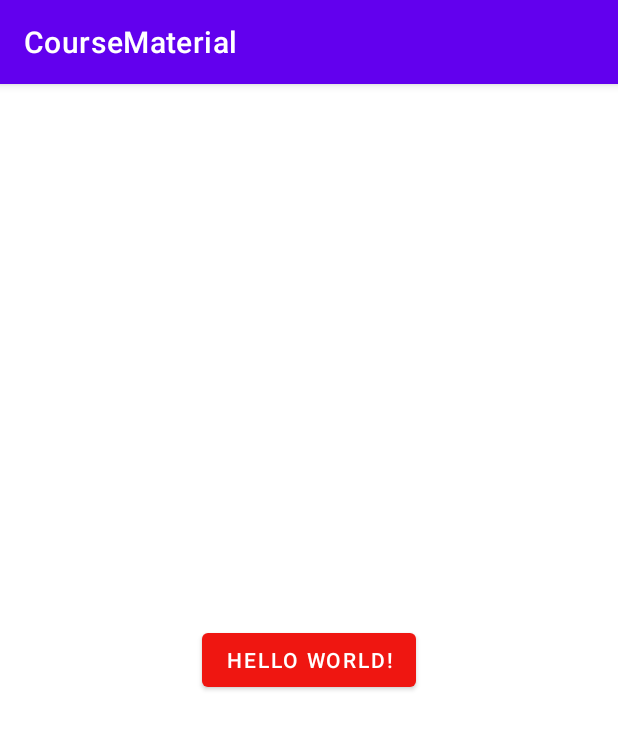
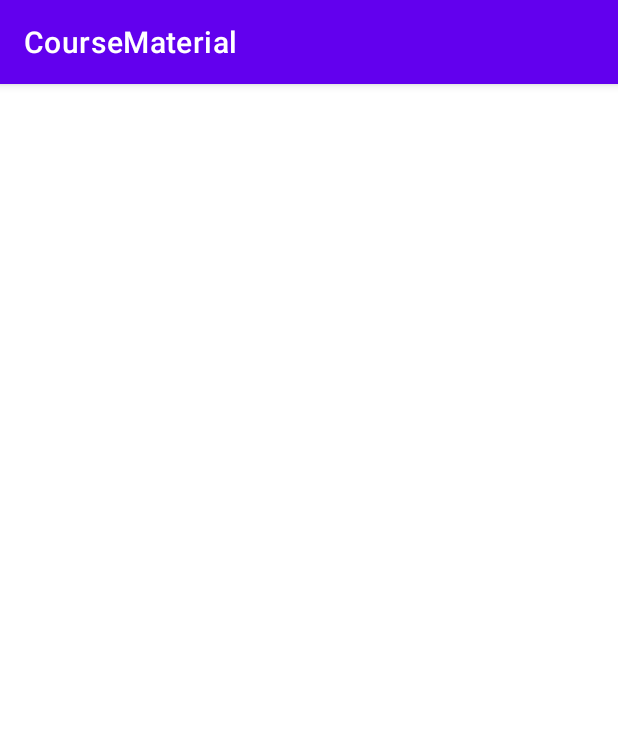
Before and after one commit to SergeYudkin/CourseMaterial, an Android app: the screen it shows after launch (MainActivity), on a phone screen of 412 x 824 dp. Shown: the top 729 px of the screen. Run offline under Robolectric (Android 15) with nearby library versions, the phone set to English and light mode, and no system bars; pictures from the network do not load; 2 statements that could not run were skipped.

Commit message:
Урок 1  Шаблон проекта

```diff
--- a/app/src/main/java/com/example/coursematerial/pictureoftheday/PictureOfTheDayFragment.kt
+++ b/app/src/main/java/com/example/coursematerial/pictureoftheday/PictureOfTheDayFragment.kt
@@ -9,7 +9,7 @@ import android.view.View
 import android.view.ViewGroup
 import androidx.lifecycle.ViewModelProvider
 import coil.load
-import com.example.coursematerial.R
+
 import com.example.coursematerial.databinding.FragmentPictureOfTheDayBinding
 import com.example.coursematerial.viewmodel.AppState
 import com.example.coursematerial.viewmodel.PictureOfTheDayViewModel
@@ -27,15 +27,15 @@ class PictureOfTheDayFragment : Fragment() {
     }
 
 
-    override fun onCreate(savedInstanceState: Bundle?) {
+   /* override fun onCreate(savedInstanceState: Bundle?) {
         super.onCreate(savedInstanceState)
 
-    }
+    }*/
 
     override fun onCreateView(
         inflater: LayoutInflater, container: ViewGroup?,
         savedInstanceState: Bundle?
-    ): View? {
+    ): View {
 
         _binding = FragmentPictureOfTheDayBinding.inflate(inflater,container,false)
         return binding.root
--- a/app/src/main/java/com/example/coursematerial/utils/EquilateralImageView.kt
+++ b/app/src/main/java/com/example/coursematerial/utils/EquilateralImageView.kt
@@ -4,7 +4,7 @@ import android.content.Context
 import android.util.AttributeSet
 import androidx.appcompat.widget.AppCompatImageView
 
-class EquilateralImageView(
+class EquilateralImageView @JvmOverloads constructor (
     context:Context,attributeSet: AttributeSet?=null,defStyleAttributeSet: Int = 0
 ) : AppCompatImageView(context,attributeSet,defStyleAttributeSet
 ){
--- a/app/src/main/java/com/example/coursematerial/view/MainActivity.kt
+++ b/app/src/main/java/com/example/coursematerial/view/MainActivity.kt
@@ -12,7 +12,7 @@ class MainActivity : AppCompatActivity() {
         setContentView(R.layout.activity_main)
 
         if(savedInstanceState==null){
-            supportFragmentManager.beginTransaction().replace(com.google.android.material.R.id.container,
+            supportFragmentManager.beginTransaction().replace(R.id.container,
                 PictureOfTheDayFragment.newInstance()).commit()
         }
 
--- a/app/src/main/res/layout/activity_main.xml
+++ b/app/src/main/res/layout/activity_main.xml
@@ -4,15 +4,9 @@
     xmlns:tools="http://schemas.android.com/tools"
     android:layout_width="match_parent"
     android:layout_height="match_parent"
+    android:id="@+id/container"
     tools:context=".view.MainActivity">
 
-    <com.google.android.material.button.MaterialButton
-        android:layout_width="wrap_content"
-        android:layout_height="wrap_content"
-        android:text="Hello World!"
-        app:layout_constraintBottom_toBottomOf="parent"
-        app:layout_constraintEnd_toEndOf="parent"
-        app:layout_constraintStart_toStartOf="parent"
-        app:layout_constraintTop_toTopOf="parent" />
+
 
 </androidx.constraintlayout.widget.ConstraintLayout>
--- a/app/src/main/res/layout/fragment_picture_of_the_day.xml
+++ b/app/src/main/res/layout/fragment_picture_of_the_day.xml
@@ -1,12 +1,12 @@
 <?xml version="1.0" encoding="utf-8"?>
 <FrameLayout xmlns:android="http://schemas.android.com/apk/res/android"
     xmlns:app="http://schemas.android.com/apk/res-auto"
-    android:id="@+id/container"
+    android:id="@+id/main"
     android:layout_width="match_parent"
     android:layout_height="match_parent">
 
     <com.example.coursematerial.utils.EquilateralImageView
-        android:id="@+id/image_view"
+        android:id="@+id/imageView"
         android:layout_width="match_parent"
         android:layout_height="wrap_content"
         android:layout_gravity="center"
```
